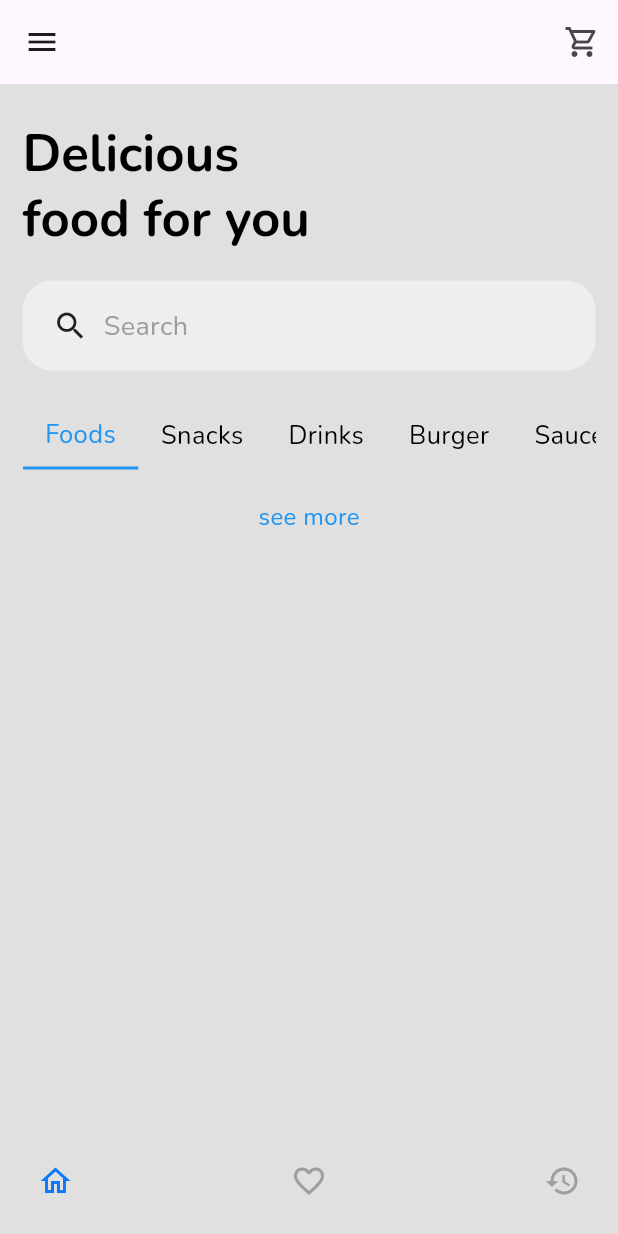
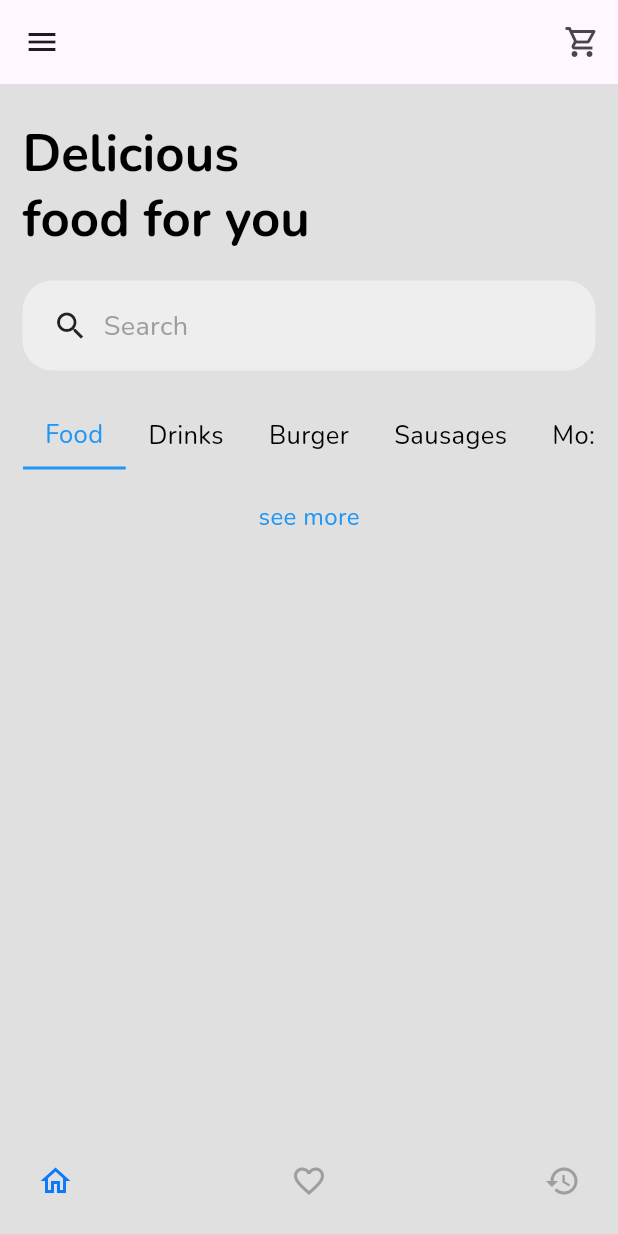
Before and after one commit to bgyn/Food-Ordering-App, a Flutter app: the screen it shows once a user with an empty profile is signed in, on a phone screen of 412 x 824 dp. Run offline on Flutter 3.47's test engine with Material 3 defaults, Android fonts, the phone set to English and light mode, and no system bars; drawn by our look-alikes of google_nav_bar; our stand-ins replace cached_network_image, cloud_firestore, firebase_auth, firebase_core, flutter_riverpod, fpdart and 1 more; accounts and stored records are empty.

Commit message:
added filter product feature

```diff
--- a/lib/core/constants/constants.dart
+++ b/lib/core/constants/constants.dart
@@ -9,9 +9,11 @@ const widgetList = [
 ];
 
 const menuList = [
-  'Foods',
-  'Snacks',
+  'Food',
   'Drinks',
   'Burger',
-  'Sauces',
+  'Sausages',
+  'Mo:Mo',
+  'Pizza',
+  'Pasta',
 ];
--- a/lib/features/home/delegates/search_product_delegates.dart
+++ b/lib/features/home/delegates/search_product_delegates.dart
@@ -10,7 +10,7 @@ class SearchProductDelegates extends SearchDelegate<Product> {
 
   @override
   TextStyle get searchFieldStyle =>
-      const TextStyle(color: Colors.grey, fontSize: 16);
+      const TextStyle(color: Colors.black, fontSize: 16);
 
   @override
   List<Widget>? buildActions(BuildContext context) {
--- a/lib/features/home/screen/home_screen.dart
+++ b/lib/features/home/screen/home_screen.dart
@@ -2,6 +2,7 @@ import 'package:flutter/material.dart';
 import 'package:flutter_riverpod/flutter_riverpod.dart';
 import 'package:food_app/core/common/error_text.dart';
 import 'package:food_app/core/common/loader.dart';
+import 'package:food_app/core/constants/constants.dart';
 import 'package:food_app/features/product/controller/product_controller.dart';
 import 'package:food_app/features/home/widget/custom_scrollable_menu.dart';
 import 'package:food_app/features/home/widget/custom_search_bar.dart';
@@ -51,9 +52,13 @@ class _HomeScreenState extends ConsumerState<HomeScreen> {
         const SizedBox(
           height: 20,
         ),
-        LimitedBox(
+        Consumer(
+          builder: (context, ref, child) {
+            final productIndex = ref.watch(indexProvider);
+            return LimitedBox(
               maxHeight: 260,
-          child: ref.watch(productListProvider).when(
+              child:
+                  ref.watch(productListProvider(menuList[productIndex])).when(
                         data: (data) {
                           return ListView.builder(
                             itemCount: data.length,
@@ -70,6 +75,8 @@ class _HomeScreenState extends ConsumerState<HomeScreen> {
                         },
                         loading: () => const Loader(),
                       ),
+            );
+          },
         ),
       ],
     );
--- a/lib/features/home/widget/custom_scrollable_menu.dart
+++ b/lib/features/home/widget/custom_scrollable_menu.dart
@@ -1,11 +1,16 @@
 import 'package:flutter/material.dart';
 import 'package:flutter_riverpod/flutter_riverpod.dart';
 import 'package:food_app/core/constants/constants.dart';
+import 'package:food_app/features/product/controller/product_controller.dart';
 
 final indexProvider = StateProvider<int>((ref) => 0);
 
 class CustomScrollableMenu extends ConsumerWidget {
   const CustomScrollableMenu({super.key});
+
+  void filterProduct({required String query, required WidgetRef ref}) {
+    ref.read(productListProvider(query));
+  }
 
   @override
   Widget build(BuildContext context, WidgetRef ref) {
@@ -19,6 +24,7 @@ class CustomScrollableMenu extends ConsumerWidget {
           return GestureDetector(
             onTap: () {
               ref.read(indexProvider.notifier).update((state) => index);
+              filterProduct(query: e, ref: ref);
             },
             child: Container(
               padding: const EdgeInsets.symmetric(horizontal: 15, vertical: 10),
--- a/lib/features/product/controller/product_controller.dart
+++ b/lib/features/product/controller/product_controller.dart
@@ -9,8 +9,9 @@ final productControllerProvider =
   ),
 );
 
-final productListProvider = StreamProvider.autoDispose(
-    (ref) => ref.watch(productControllerProvider.notifier).fetchAllProduct());
+final productListProvider = StreamProvider.family((ref, String query) => ref
+    .watch(productControllerProvider.notifier)
+    .fetchAllProduct(query: query));
 
 final searchProductProvider = StreamProvider.family((ref, String query) {
   final productController = ref.watch(productControllerProvider.notifier);
@@ -23,8 +24,8 @@ class ProductController extends StateNotifier<bool> {
       : _productRepository = productRepository,
         super(false);
 
-  Stream<List<Product>> fetchAllProduct() {
-    return _productRepository.fetchAllProduct();
+  Stream<List<Product>> fetchAllProduct({required String query}) {
+    return _productRepository.fetchAllProduct(query: query);
   }
 
   Stream<List<Product>> searchProduct(String query) {
```
Also changed, not shown: lib/features/product/respsitory/product_repository.dart (+9 -6 lines). Lines whose indentation alone changed are shown as unchanged.
